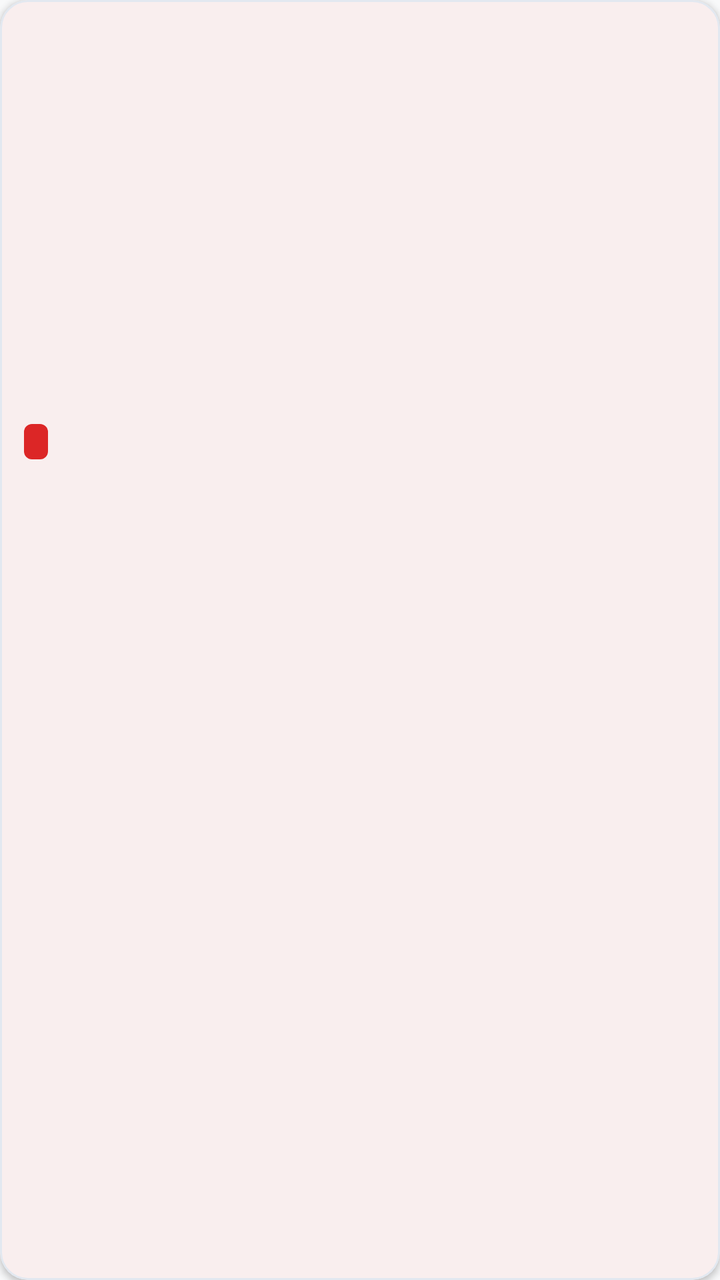
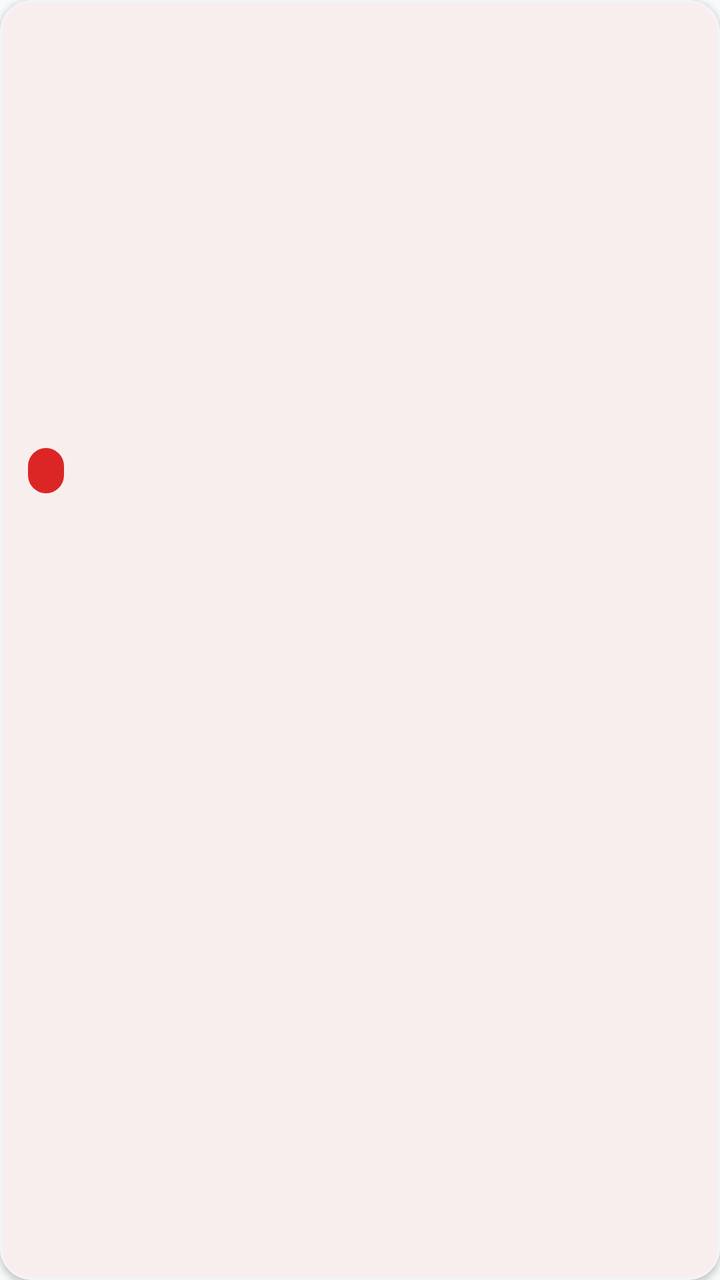

Screens rendered from an Android XML layout before and after an edit, with the pre-edit source and the edit as a unified diff.
<!-- AndroidManifest.xml: application theme Theme.GujaratPost -->
<!-- res/layout/item_home_hero.xml -->
<?xml version="1.0" encoding="utf-8"?>
<com.google.android.material.card.MaterialCardView xmlns:android="http://schemas.android.com/apk/res/android"
    xmlns:app="http://schemas.android.com/apk/res-auto"
    android:id="@+id/card_hero_featured"
    android:layout_width="match_parent"
    android:layout_height="wrap_content"
    android:layout_marginHorizontal="10dp"
    android:layout_marginTop="4dp"
    android:layout_marginBottom="8dp"
    android:clickable="true"
    android:focusable="true"
    app:cardBackgroundColor="@color/surface_card"
    app:cardCornerRadius="14dp"
    app:cardElevation="2dp"
    app:strokeColor="@color/divider_line"
    app:strokeWidth="1dp">

    <LinearLayout
        android:layout_width="match_parent"
        android:layout_height="wrap_content"
        android:orientation="vertical">

        
        <com.google.android.material.imageview.ShapeableImageView
            android:id="@+id/iv_hero_image"
            android:layout_width="match_parent"
            android:layout_height="200dp"
            android:scaleType="centerCrop"
            android:contentDescription="@string/app_name"
            app:shapeAppearanceOverlay="@style/ShapeAppearance.Material3.Corner.None" />

        
        <LinearLayout
            android:layout_width="match_parent"
            android:layout_height="wrap_content"
            android:orientation="vertical"
            android:padding="12dp">

            <LinearLayout
                android:layout_width="match_parent"
                android:layout_height="wrap_content"
                android:gravity="center_vertical"
                android:orientation="horizontal">

                <TextView
                    android:id="@+id/tv_hero_category"
                    android:layout_width="wrap_content"
                    android:layout_height="wrap_content"
                    android:background="@drawable/badge_breaking"
                    android:textColor="@color/white"
                    android:textSize="10sp"
                    android:textStyle="bold" />

                <TextView
                    android:id="@+id/tv_hero_date"
                    android:layout_width="wrap_content"
                    android:layout_height="wrap_content"
                    android:layout_marginStart="8dp"
                    android:textColor="@color/text_tertiary"
                    android:textSize="11sp" />
            </LinearLayout>

            <TextView
                android:id="@+id/tv_hero_title"
                android:layout_width="match_parent"
                android:layout_height="wrap_content"
                android:layout_marginTop="8dp"
                android:lineSpacingMultiplier="1.2"
                android:maxLines="3"
                android:textColor="@color/text_primary"
                android:textSize="17sp"
                android:textStyle="bold" />

            <TextView
                android:id="@+id/tv_hero_excerpt"
                android:layout_width="match_parent"
                android:layout_height="wrap_content"
                android:layout_marginTop="4dp"
                android:ellipsize="end"
                android:maxLines="2"
                android:textColor="@color/text_secondary"
                android:textSize="12sp" />
        </LinearLayout>
    </LinearLayout>
</com.google.android.material.card.MaterialCardView>
<!-- resources referenced by this layout -->
<resources>
  <color name="divider_line">#E2E8F0</color>
  <color name="surface_card">#FFFFFF</color>
  <color name="text_primary">#18181B</color>
  <color name="text_secondary">#64748B</color>
  <color name="text_tertiary">#94A3B8</color>
  <color name="white">#FFFFFF</color>
  <!-- drawable badge_breaking (drawable) -->
  <?xml version="1.0" encoding="utf-8"?>
  <shape xmlns:android="http://schemas.android.com/apk/res/android"
      android:shape="rectangle">
      <solid android:color="@color/breaking_red" />
      <corners android:radius="4dp" />
      <padding
          android:left="6dp"
          android:top="2dp"
          android:right="6dp"
          android:bottom="2dp" />
  </shape>
  <string name="app_name">ગુજરાત પોસ્ટ</string>
  <style name="Theme.GujaratPost" parent="Theme.Material3.DayNight.NoActionBar">
          
          <item name="colorPrimary">@color/brand_primary</item>
          <item name="colorPrimaryVariant">@color/brand_primary_dark</item>
          <item name="colorOnPrimary">@color/white</item>
          <item name="colorPrimaryContainer">@color/brand_primary_container</item>
  
          
          <item name="android:windowBackground">@color/bg_main</item>
          <item name="colorSurface">@color/surface_card</item>
          <item name="colorOnSurface">@color/text_primary</item>
  
          
          <item name="android:statusBarColor">@color/brand_primary</item>
          <item name="android:windowLightStatusBar">false</item>
          <item name="android:navigationBarColor">@color/surface_card</item>
          <item name="android:windowLightNavigationBar">true</item>
      </style>
  <color name="breaking_red">#DC2626</color>
  <color name="brand_primary">#B3121B</color>
  <color name="brand_primary_dark">#8E0E15</color>
  <color name="brand_primary_container">#FFDAD9</color>
  <color name="bg_main">#F8F9FA</color>
</resources>

<!-- the commit's change to res/layout/item_home_hero.xml (unified diff, before → after) -->
@@ -9,10 +9,10 @@
     android:layout_marginBottom="8dp"
     android:clickable="true"
     android:focusable="true"
-    app:cardBackgroundColor="@color/surface_card"
-    app:cardCornerRadius="14dp"
+    app:cardBackgroundColor="@color/white"
+    app:cardCornerRadius="16dp"
     app:cardElevation="2dp"
-    app:strokeColor="@color/divider_line"
+    app:strokeColor="#F1F5F9"
     app:strokeWidth="1dp">
 
     <LinearLayout
@@ -24,7 +24,7 @@
         <com.google.android.material.imageview.ShapeableImageView
             android:id="@+id/iv_hero_image"
             android:layout_width="match_parent"
-            android:layout_height="200dp"
+            android:layout_height="210dp"
             android:scaleType="centerCrop"
             android:contentDescription="@string/app_name"
             app:shapeAppearanceOverlay="@style/ShapeAppearance.Material3.Corner.None" />
@@ -34,7 +34,7 @@
             android:layout_width="match_parent"
             android:layout_height="wrap_content"
             android:orientation="vertical"
-            android:padding="12dp">
+            android:padding="14dp">
 
             <LinearLayout
                 android:layout_width="match_parent"
@@ -46,9 +46,11 @@
                     android:id="@+id/tv_hero_category"
                     android:layout_width="wrap_content"
                     android:layout_height="wrap_content"
-                    android:background="@drawable/badge_breaking"
+                    android:background="@drawable/bg_breaking_pill"
+                    android:paddingHorizontal="9dp"
+                    android:paddingVertical="4dp"
                     android:textColor="@color/white"
-                    android:textSize="10sp"
+                    android:textSize="11sp"
                     android:textStyle="bold" />
 
                 <TextView
@@ -56,8 +58,8 @@
                     android:layout_width="wrap_content"
                     android:layout_height="wrap_content"
                     android:layout_marginStart="8dp"
-                    android:textColor="@color/text_tertiary"
-                    android:textSize="11sp" />
+                    android:textColor="#64748B"
+                    android:textSize="11.5sp" />
             </LinearLayout>
 
             <TextView
@@ -65,21 +67,23 @@
                 android:layout_width="match_parent"
                 android:layout_height="wrap_content"
                 android:layout_marginTop="8dp"
-                android:lineSpacingMultiplier="1.2"
+                android:fontFamily="sans-serif-medium"
+                android:lineSpacingMultiplier="1.25"
                 android:maxLines="3"
-                android:textColor="@color/text_primary"
-                android:textSize="17sp"
+                android:textColor="#0F172A"
+                android:textSize="18sp"
                 android:textStyle="bold" />
 
             <TextView
                 android:id="@+id/tv_hero_excerpt"
                 android:layout_width="match_parent"
                 android:layout_height="wrap_content"
-                android:layout_marginTop="4dp"
+                android:layout_marginTop="6dp"
                 android:ellipsize="end"
+                android:lineSpacingMultiplier="1.2"
                 android:maxLines="2"
-                android:textColor="@color/text_secondary"
-                android:textSize="12sp" />
+                android:textColor="#334155"
+                android:textSize="13sp" />
         </LinearLayout>
     </LinearLayout>
 </com.google.android.material.card.MaterialCardView>
<!-- resource entries referenced after the edit -->
@@ -1,22 +1,14 @@
 <!-- resources referenced by this layout -->
 <resources>
-  <color name="divider_line">#E2E8F0</color>
   <color name="surface_card">#FFFFFF</color>
-  <color name="text_primary">#18181B</color>
-  <color name="text_secondary">#64748B</color>
-  <color name="text_tertiary">#94A3B8</color>
+  <color name="text_primary">#0F172A</color>
   <color name="white">#FFFFFF</color>
-  <!-- drawable badge_breaking (drawable) -->
+  <!-- drawable bg_breaking_pill (drawable) -->
   <?xml version="1.0" encoding="utf-8"?>
   <shape xmlns:android="http://schemas.android.com/apk/res/android"
       android:shape="rectangle">
-      <solid android:color="@color/breaking_red" />
-      <corners android:radius="4dp" />
-      <padding
-          android:left="6dp"
-          android:top="2dp"
-          android:right="6dp"
-          android:bottom="2dp" />
+      <solid android:color="#DC2626" />
+      <corners android:radius="14dp" />
   </shape>
   <string name="app_name">ગુજરાત પોસ્ટ</string>
   <style name="Theme.GujaratPost" parent="Theme.Material3.DayNight.NoActionBar">
@@ -37,10 +29,9 @@
           <item name="android:navigationBarColor">@color/surface_card</item>
           <item name="android:windowLightNavigationBar">true</item>
       </style>
-  <color name="breaking_red">#DC2626</color>
   <color name="brand_primary">#B3121B</color>
   <color name="brand_primary_dark">#8E0E15</color>
   <color name="brand_primary_container">#FFDAD9</color>
-  <color name="bg_main">#F8F9FA</color>
+  <color name="bg_main">#F8FAFC</color>
 </resources>
 
